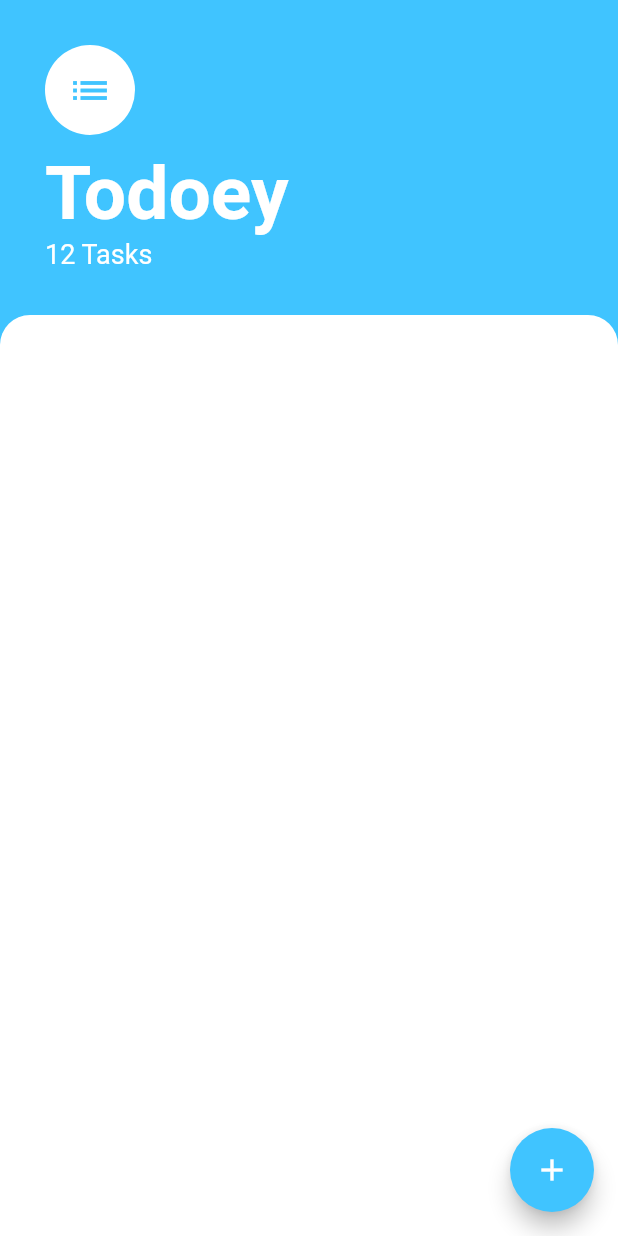
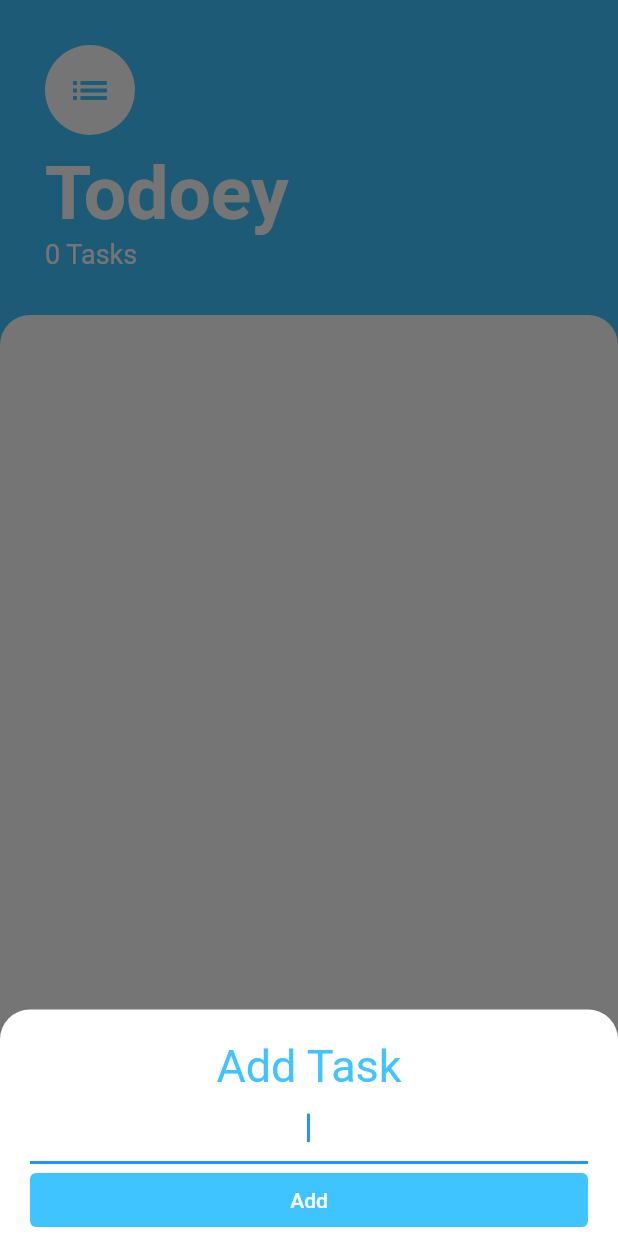
Before and after one commit to gregng14/todo_flutter, a Flutter app: the screen it shows after launch, after a tap on the "add" icon, on a phone screen of 412 x 824 dp. Run offline on Flutter 3.47's test engine with Material 2 defaults, Android fonts, the phone set to English and light mode, and no system bars.

Commit message:
Working Todo List

```diff
--- /dev/null
+++ b/lib/models/task.dart
@@ -0,0 +1,10 @@
+class Task {
+  final String name;
+  bool isDone;
+
+  Task({required this.name, this.isDone = false});
+
+  void toggleDone() {
+    isDone = !isDone;
+  }
+}
--- /dev/null
+++ b/lib/screens/add_task_screen.dart
@@ -0,0 +1,60 @@
+import 'package:flutter/material.dart';
+
+class AddTaskScreen extends StatelessWidget {
+  final void Function(String) onAddTask;
+  const AddTaskScreen({Key? key, required this.onAddTask}) : super(key: key);
+
+  @override
+  Widget build(BuildContext context) {
+    String taskName = '';
+    return SingleChildScrollView(
+      child: Container(
+        padding: EdgeInsets.only(
+            top: 20.0,
+            left: 20.0,
+            right: 20.0,
+            bottom: MediaQuery.of(context).viewInsets.bottom),
+        decoration: const BoxDecoration(
+          color: Colors.white,
+          borderRadius: BorderRadius.only(
+            topLeft: Radius.circular(20.0),
+            topRight: Radius.circular(20.0),
+          ),
+        ),
+        child: Column(
+          crossAxisAlignment: CrossAxisAlignment.stretch,
+          children: [
+            const Text(
+              'Add Task',
+              textAlign: TextAlign.center,
+              style: TextStyle(
+                fontSize: 30.0,
+                color: Colors.lightBlueAccent,
+              ),
+            ),
+            TextField(
+              autofocus: true,
+              textAlign: TextAlign.center,
+              onEditingComplete: () {
+                onAddTask(taskName);
+              },
+              onChanged: (value) {
+                taskName = value;
+              },
+            ),
+            TextButton(
+              onPressed: () {
+                onAddTask(taskName);
+              },
+              style: TextButton.styleFrom(
+                primary: Colors.white,
+                backgroundColor: Colors.lightBlueAccent,
+              ),
+              child: const Text('Add'),
+            ),
+          ],
+        ),
+      ),
+    );
+  }
+}
--- a/lib/screens/tasks_screen.dart
+++ b/lib/screens/tasks_screen.dart
@@ -1,15 +1,40 @@
-import 'package:flutter/cupertino.dart';
 import 'package:flutter/material.dart';
+import 'package:todo_flutter/models/task.dart';
+import 'package:todo_flutter/screens/add_task_screen.dart';
+import 'package:todo_flutter/widgets/tasks_list.dart';
 
-class TasksScreen extends StatelessWidget {
+class TasksScreen extends StatefulWidget {
   const TasksScreen({Key? key}) : super(key: key);
+
+  @override
+  State<TasksScreen> createState() => _TasksScreenState();
+}
+
+class _TasksScreenState extends State<TasksScreen> {
+  final List<Task> tasks = [];
+
+  void onAddTask(String taskName) {
+    setState(() {
+      tasks.add(Task(name: taskName));
+    });
+    Navigator.pop(context);
+  }
 
   @override
   Widget build(BuildContext context) {
     return Scaffold(
       backgroundColor: Colors.lightBlueAccent,
       floatingActionButton: FloatingActionButton(
-        onPressed: () {},
+        onPressed: () {
+          showModalBottomSheet(
+            context: context,
+            backgroundColor: Colors.transparent,
+            isScrollControlled: true,
+            builder: (context) => AddTaskScreen(
+              onAddTask: onAddTask,
+            ),
+          );
+        },
         backgroundColor: Colors.lightBlueAccent,
         child: const Icon(Icons.add),
       ),
@@ -21,8 +46,8 @@ class TasksScreen extends StatelessWidget {
               padding: const EdgeInsets.all(30.0),
               child: Column(
                 crossAxisAlignment: CrossAxisAlignment.start,
-                children: const [
-                  CircleAvatar(
+                children: [
+                  const CircleAvatar(
                     child: Icon(
                       Icons.list,
                       size: 30.0,
@@ -31,10 +56,10 @@ class TasksScreen extends StatelessWidget {
                     backgroundColor: Colors.white,
                     radius: 30.0,
                   ),
-                  SizedBox(
+                  const SizedBox(
                     height: 10.0,
                   ),
-                  Text(
+                  const Text(
                     'Todoey',
                     style: TextStyle(
                       color: Colors.white,
@@ -43,8 +68,8 @@ class TasksScreen extends StatelessWidget {
                     ),
                   ),
                   Text(
-                    '12 Tasks',
-                    style: TextStyle(
+                    '${tasks.length} Tasks',
+                    style: const TextStyle(
                       color: Colors.white,
                       fontSize: 18.0,
                     ),
@@ -54,12 +79,20 @@ class TasksScreen extends StatelessWidget {
             ),
             Expanded(
               child: Container(
+                padding: const EdgeInsets.only(
+                  top: 40.0,
+                  right: 20.0,
+                  left: 20.0,
+                ),
                 decoration: const BoxDecoration(
                   color: Colors.white,
                   borderRadius: BorderRadius.only(
-                    topLeft: const Radius.circular(20.0),
+                    topLeft: Radius.circular(20.0),
                     topRight: Radius.circular(20.0),
                   ),
+                ),
+                child: TasksList(
+                  tasks: tasks,
                 ),
               ),
             ),
--- /dev/null
+++ b/lib/widgets/task_tile.dart
@@ -0,0 +1,27 @@
+import 'package:flutter/material.dart';
+import 'package:todo_flutter/models/task.dart';
+
+class TaskTile extends StatelessWidget {
+  final Task task;
+  final void Function(bool?) checkboxCallback;
+
+  const TaskTile(this.task, {required this.checkboxCallback, Key? key})
+      : super(key: key);
+
+  @override
+  Widget build(BuildContext context) {
+    return ListTile(
+      title: Text(
+        task.name,
+        style: TextStyle(
+          decoration: task.isDone ? TextDecoration.lineThrough : null,
+        ),
+      ),
+      trailing: Checkbox(
+        activeColor: Colors.lightBlueAccent,
+        value: task.isDone,
+        onChanged: checkboxCallback,
+      ),
+    );
+  }
+}
--- /dev/null
+++ b/lib/widgets/tasks_list.dart
@@ -0,0 +1,34 @@
+import 'package:flutter/cupertino.dart';
+import 'package:todo_flutter/models/task.dart';
+import 'package:todo_flutter/widgets/task_tile.dart';
+
+class TasksList extends StatefulWidget {
+
+  final List<Task> tasks;
+
+  const TasksList({
+    required this.tasks,
+    Key? key,
+  }) : super(key: key);
+
+  @override
+  State<TasksList> createState() => _TasksListState();
+}
+
+class _TasksListState extends State<TasksList> {
+  @override
+  Widget build(BuildContext context) {
+    List<Task> tasks = widget.tasks;
+    return ListView.builder(
+      itemBuilder: (context, index) => TaskTile(
+        tasks[index],
+        checkboxCallback: (bool? checkboxState) {
+          setState(() {
+            tasks[index].toggleDone();
+          });
+        },
+      ),
+      itemCount: tasks.length,
+    );
+  }
+}
```
